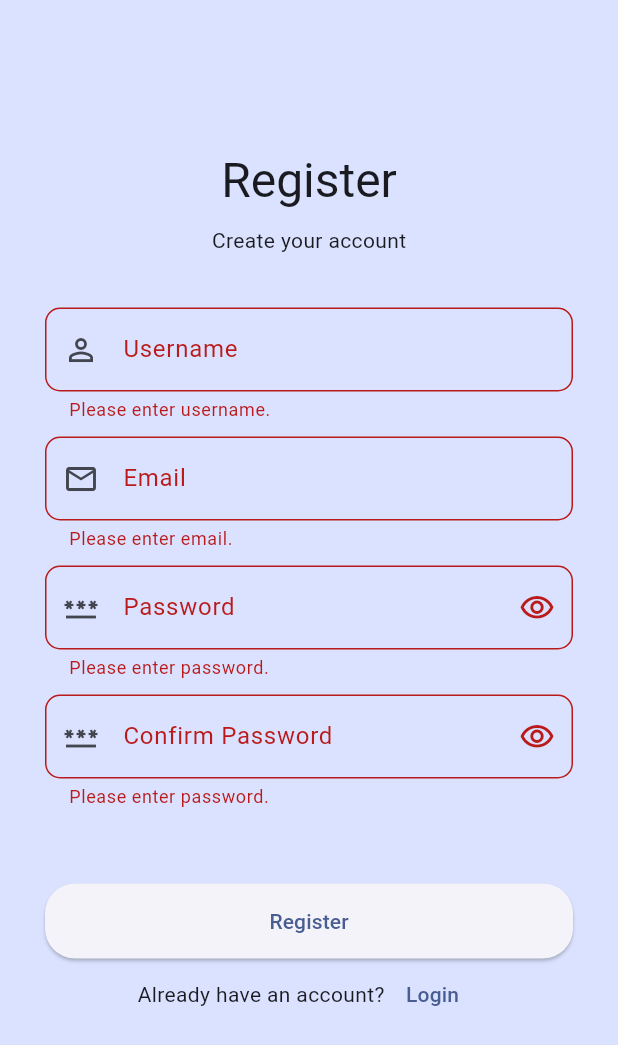
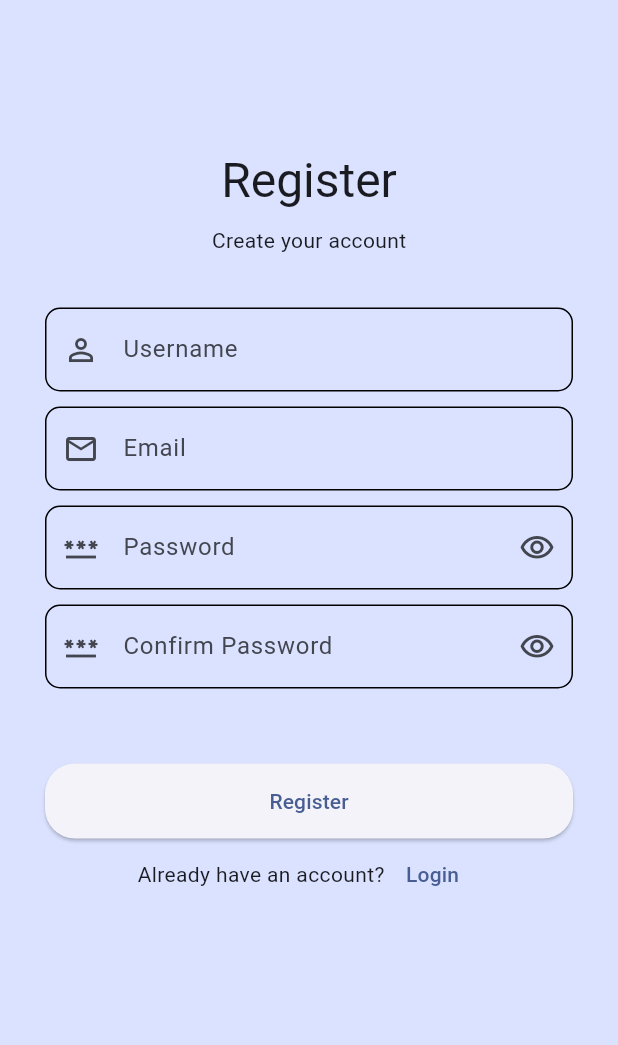
Before and after one commit to THExKIDD/pcte_event_management, a Flutter app: the Signup screen opened directly, after a tap on "Register", on a phone screen of 412 x 824 dp. Shown: the top 1045 px of the screen. Run offline on Flutter 3.47's test engine with Material 3 defaults, Android fonts, the phone set to English and light mode, and no system bars; our stand-ins replace hive_flutter; accounts and stored records are empty.

Commit message:
cleaned the code

```diff
--- a/lib/main.dart
+++ b/lib/main.dart
@@ -4,7 +4,7 @@ import 'package:hive_flutter/hive_flutter.dart';
 import 'main_app.dart';
 
 void main() async {
-  await _initHive();
+
   runApp(const MainApp());
 }
 
--- a/lib/ui/login.dart
+++ b/lib/ui/login.dart
@@ -121,8 +121,8 @@ class _LoginState extends State<Login> {
                     ),
                     onPressed: () {
                       if (_formKey.currentState?.validate() ?? false) {
-                        _boxLogin.put("loginStatus", true);
-                        _boxLogin.put("userName", _controllerUsername.text);
+                        /*_boxLogin.put("loginStatus", true);
+                        _boxLogin.put("userName", _controllerUsername.text)*/
 
                         Navigator.pushReplacement(
                           context,
--- a/lib/ui/signup.dart
+++ b/lib/ui/signup.dart
@@ -17,10 +17,9 @@ class _SignupState extends State<Signup> {
   final TextEditingController _controllerUsername = TextEditingController();
   final TextEditingController _controllerEmail = TextEditingController();
   final TextEditingController _controllerPassword = TextEditingController();
-  final TextEditingController _controllerConFirmPassword =
-      TextEditingController();
+  final TextEditingController _controllerConFirmPassword = TextEditingController();
 
-  final Box _boxAccounts = Hive.box("accounts");
+
   bool _obscurePassword = true;
 
   @override
@@ -60,9 +59,9 @@ class _SignupState extends State<Signup> {
                 validator: (String? value) {
                   if (value == null || value.isEmpty) {
                     return "Please enter username.";
-                  } else if (_boxAccounts.containsKey(value)) {
+                  } /*else if (_boxAccounts.containsKey(value)) {
                     return "Username is already registered.";
-                  }
+                  }*/
 
                   return null;
                 },
@@ -174,7 +173,7 @@ class _SignupState extends State<Signup> {
                       ),
                     ),
                     onPressed: () {
-                      if (_formKey.currentState?.validate() ?? false) {
+                      /*if (_formKey.currentState?.validate() ?? false) {
                         _boxAccounts.put(
                           _controllerUsername.text,
                           _controllerConFirmPassword.text,
@@ -196,7 +195,7 @@ class _SignupState extends State<Signup> {
                         _formKey.currentState?.reset();
 
                         Navigator.pop(context);
-                      }
+                      }*/
                     },
                     child: const Text("Register"),
                   ),
```
